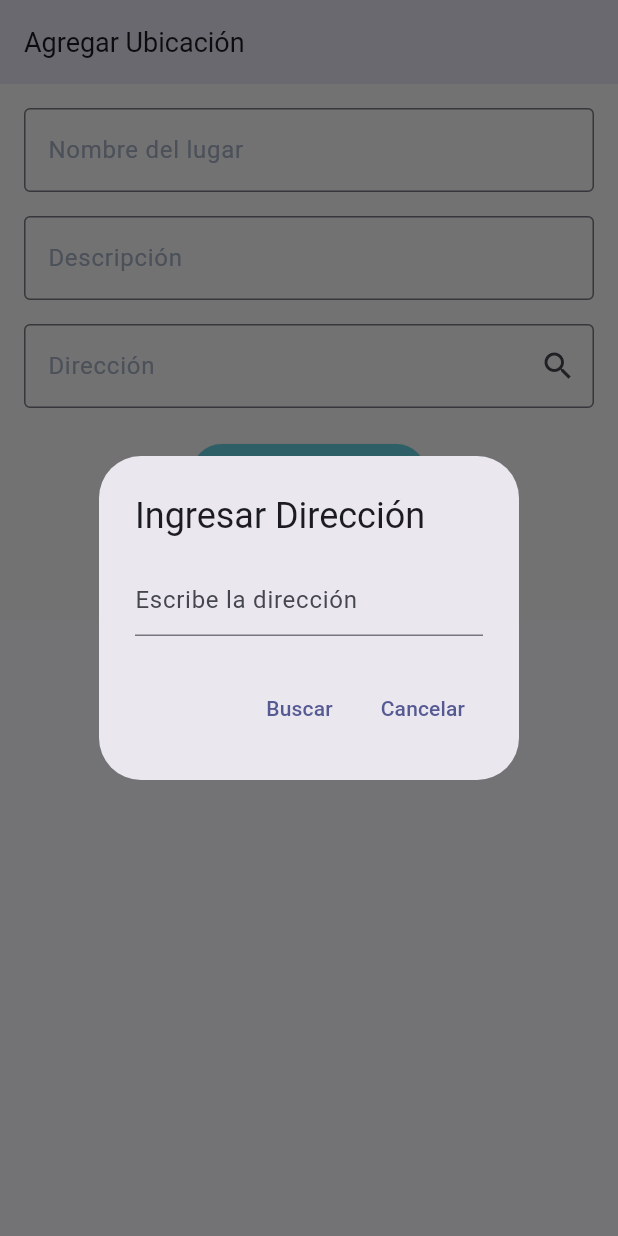
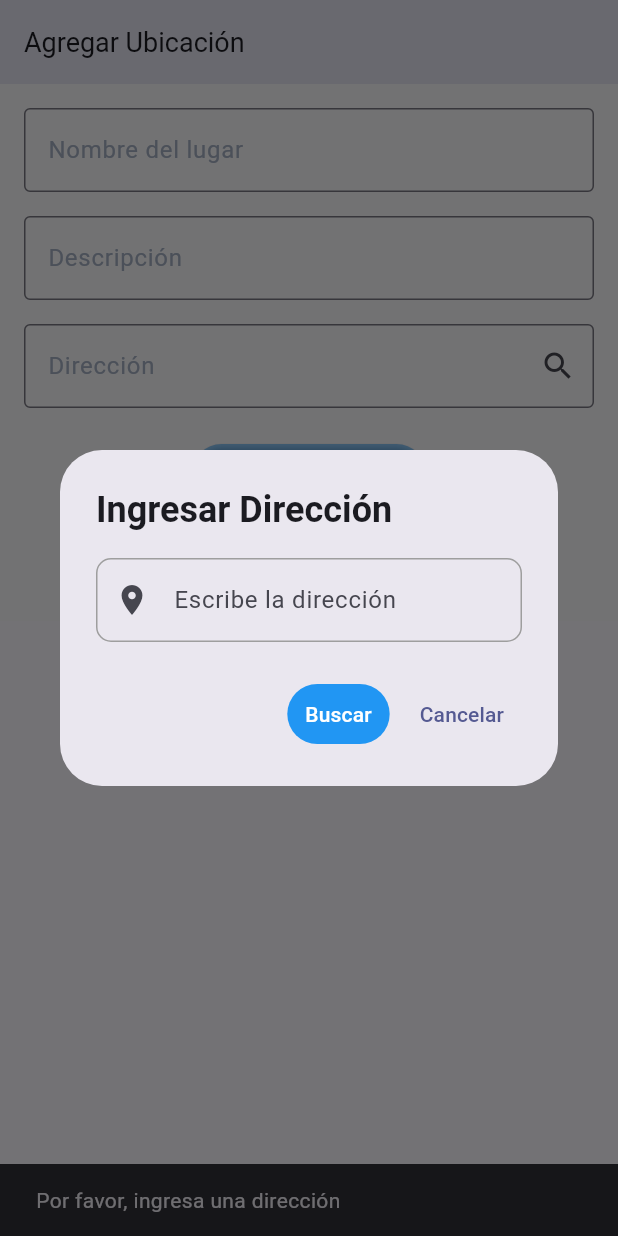
Before and after one commit to SergioCamiloCastillo/prueba_inter, a Flutter app: the AddLocationScreen screen opened by its route, after a tap on "Ingresar dirección", after a tap on "Buscar", on a phone screen of 412 x 824 dp. Run offline on Flutter 3.47's test engine with Material 3 defaults, Android fonts, the phone set to English and light mode, and no system bars; our stand-ins replace flutter_map, flutter_mobx, geocoding, geolocator, go_router, google_fonts and 4 more; accounts and stored records are empty; generated files the repository leaves out were written again.

Commit message:
feature: stylish some dialog in location and friends modules

```diff
--- a/lib/features/locations/presentation/screens/add_location_screens.dart
+++ b/lib/features/locations/presentation/screens/add_location_screens.dart
@@ -155,22 +155,73 @@ class _AddLocationScreenState extends State<AddLocationScreen> {
       context: context,
       builder: (context) {
         return AlertDialog(
-          title: const Text("Ingresar Dirección"),
-          content: TextField(
-            controller: addressController,
-            decoration: const InputDecoration(hintText: "Escribe la dirección"),
+          title: const Text(
+            "Ingresar Dirección",
+            style: TextStyle(fontWeight: FontWeight.bold),
+          ),
+          content: SizedBox(
+            width: 300, // Ancho del diálogo
+            child: Column(
+              mainAxisSize: MainAxisSize.min,
+              children: [
+                TextField(
+                  controller: addressController,
+                  decoration: InputDecoration(
+                    hintText: "Escribe la dirección",
+                    prefixIcon: const Icon(Icons.location_on),
+                    border: OutlineInputBorder(
+                      borderRadius: BorderRadius.circular(10),
+                      borderSide: const BorderSide(color: Colors.orangeAccent),
+                    ),
+                    focusedBorder: OutlineInputBorder(
+                      borderRadius: BorderRadius.circular(10),
+                      borderSide: const BorderSide(color: Colors.orange),
+                    ),
+                    enabledBorder: OutlineInputBorder(
+                      borderRadius: BorderRadius.circular(10),
+                      borderSide: const BorderSide(color: Colors.grey),
+                    ),
+                  ),
+                ),
+              ],
+            ),
           ),
           actions: [
             TextButton(
+              style: TextButton.styleFrom(
+                foregroundColor: Colors.white,
+                backgroundColor: Colors.blue,
+              ),
               onPressed: () async {
                 if (addressController.text.isNotEmpty) {
                   final responseConvert = await _convertAddressToCoordinates(
                       addressController.text);
                   print('responseConvert: $responseConvert');
                   if (responseConvert == true) {
-                    print('Ubicación encontrada');
+                    // Snackbar para indicar que se encontró la ubicación
+                    ScaffoldMessenger.of(context).showSnackBar(
+                      const SnackBar(
+                        content: Text('Ubicación encontrada'),
+                        duration: Duration(seconds: 2),
+                      ),
+                    );
                     Navigator.of(context).pop();
+                  } else {
+                    // Snackbar para indicar un error
+                    ScaffoldMessenger.of(context).showSnackBar(
+                      const SnackBar(
+                        content: Text('No se pudo encontrar la ubicación'),
+                        duration: Duration(seconds: 2),
+                      ),
+                    );
                   }
+                } else {
+                  ScaffoldMessenger.of(context).showSnackBar(
+                    const SnackBar(
+                      content: Text('Por favor, ingresa una dirección'),
+                      duration: Duration(seconds: 2),
+                    ),
+                  );
                 }
               },
               child: const Text("Buscar"),
@@ -367,8 +418,7 @@ class _AddLocationScreenState extends State<AddLocationScreen> {
           mainAxisSpacing: 4.0,
           childAspectRatio: 1,
         ),
-        physics:
-            const NeverScrollableScrollPhysics(),
+        physics: const NeverScrollableScrollPhysics(),
         shrinkWrap: true,
         itemCount: images!.length,
         itemBuilder: (context, index) {
@@ -377,21 +427,18 @@ class _AddLocationScreenState extends State<AddLocationScreen> {
             children: [
               SizedBox(
                 height: 80,
-                width: double
-                    .infinity,
+                width: double.infinity,
                 child: ClipRRect(
                   borderRadius: BorderRadius.circular(10),
                   child: Image.file(
                     File(images![index].path),
-                    fit: BoxFit
-                        .cover,
+                    fit: BoxFit.cover,
                   ),
                 ),
               ),
               IconButton(
                 icon: const Icon(Icons.remove_circle, color: Colors.red),
-                onPressed: () =>
-                    _removeImage(index),
+                onPressed: () => _removeImage(index),
               ),
             ],
           );
@@ -405,9 +452,9 @@ class _AddLocationScreenState extends State<AddLocationScreen> {
   Widget build(BuildContext context) {
     return Scaffold(
       appBar: AppBar(
-        title: const Text("Agregar Ubicación", style: TextStyle(fontSize: 18)),
-        backgroundColor: const Color(0xFF1E3A8A).withOpacity(0.1)
-      ),
+          title:
+              const Text("Agregar Ubicación", style: TextStyle(fontSize: 18)),
+          backgroundColor: const Color(0xFF1E3A8A).withOpacity(0.1)),
       body: Container(
         decoration: const BoxDecoration(
           color: Color(0xFFF8F8FA),
@@ -434,14 +481,13 @@ class _AddLocationScreenState extends State<AddLocationScreen> {
               const SizedBox(height: 10),
               Center(
                 child: ElevatedButton(
-                  onPressed: _isLoading
-                      ? null
-                      : _pickImages,
+                  onPressed: _isLoading ? null : _pickImages,
                   style: ElevatedButton.styleFrom(
-                    backgroundColor: const Color(0xFF64D0DE),
+                    backgroundColor: Colors.blue.withOpacity(0.5),
                     padding: const EdgeInsets.symmetric(horizontal: 20),
                   ),
-                  child: const Text("Agregar imágenes"),
+                  child: const Text("Agregar imágenes",
+                      style: TextStyle(color: Colors.white)),
                 ),
               ),
               const SizedBox(height: 10),
@@ -450,22 +496,19 @@ class _AddLocationScreenState extends State<AddLocationScreen> {
                 child: ElevatedButton(
                   onPressed: _isLoading ? null : _saveLocation,
                   style: ElevatedButton.styleFrom(
-                    backgroundColor:
-                        const Color(0xFF111B54),
+                    backgroundColor: Colors.blue,
                     padding: const EdgeInsets.symmetric(
                         horizontal: 32, vertical: 10),
                     textStyle: const TextStyle(fontSize: 18),
                     shape: RoundedRectangleBorder(
-                      borderRadius:
-                          BorderRadius.circular(20),
+                      borderRadius: BorderRadius.circular(20),
                     ),
                   ),
                   child: const Text("Guardar ubicación",
                       style: TextStyle(color: Colors.white, fontSize: 15)),
                 ),
               ),
-              if (_isLoading)
-                const Center(child: CircularProgressIndicator()),
+              if (_isLoading) const Center(child: CircularProgressIndicator()),
             ],
           ),
         ),
```
Also changed, not shown: lib/features/friends/presentation/screens/friends_screen.dart (+42 -27 lines).
